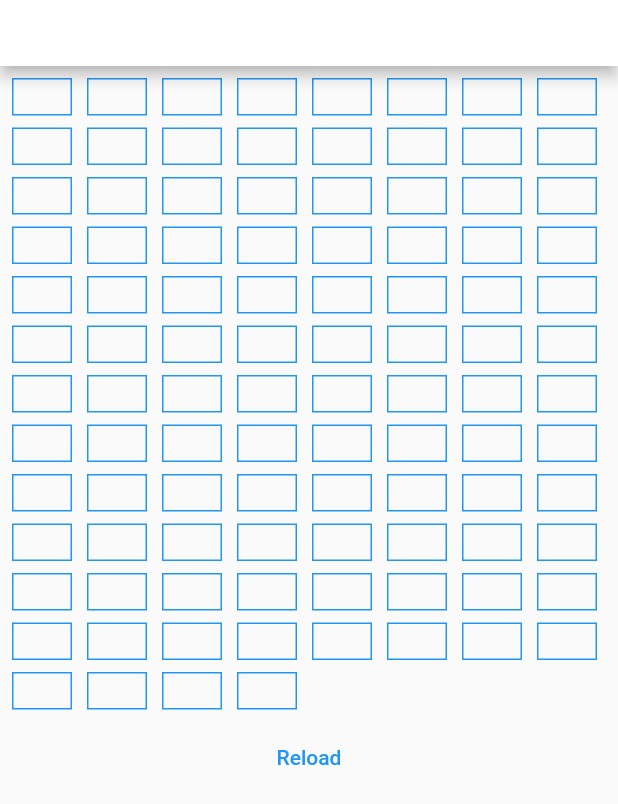
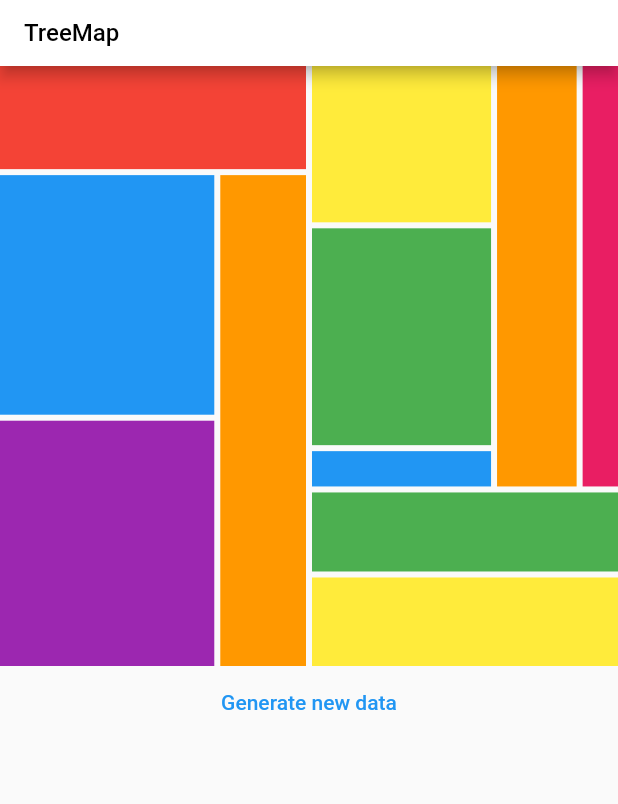
Before and after one commit to mangonob/flutter_demo, a Flutter app: the screen it shows after launch, on a phone screen of 412 x 824 dp. Shown: the top 804 px of the screen. Run offline on Flutter 3.47's test engine with Material 2 defaults, Android fonts, the phone set to English and light mode, and no system bars; our stand-ins replace charts_flutter, extended_nested_scroll_view, flutter_easyloading, flutter_svg, tuple; missing offline and left inert: random_color.

Commit message:
WIP: TreeMap

```diff
--- a/lib/main.dart
+++ b/lib/main.dart
@@ -1,7 +1,13 @@
+import 'dart:math';
+
 import 'package:flutter/material.dart';
 import 'package:flutter_demo/only_text.dart';
 import 'package:flutter_demo/routes/routes.dart';
-import 'package:flutter_demo/week_widget_demo/submodule/batch_animations.dart';
+import 'package:flutter_demo/tree_map/hnode.dart';
+import 'package:flutter_demo/tree_map/leaf_node.dart';
+import 'package:flutter_demo/tree_map/tree_map.dart';
+import 'package:flutter_demo/tree_map/vnode.dart';
+import 'package:flutter_demo/widgets/general_scaffold.dart';
 import 'package:flutter_easyloading/flutter_easyloading.dart';
 
 void main() {
@@ -13,8 +19,156 @@ void main() {
         Routes.third: (_) => OnlyText(text: "third"),
       },
       title: "My app",
-      home: BatchAnimations(),
+      home: TreeMapDemo(),
       builder: EasyLoading.init(),
     ),
   );
 }
+
+class TreeMapDemo extends StatefulWidget {
+  @override
+  State<TreeMapDemo> createState() => _TreeMapDemoState();
+}
+
+class _TreeMapDemoState extends State<TreeMapDemo> {
+  late List<num> _datas;
+
+  @override
+  void initState() {
+    // TODO: implement initState
+    super.initState();
+    _generateNewData();
+  }
+
+  _generateNewData() {
+    final random = Random();
+    _datas = List.generate(14, (index) => random.nextInt(40) + 5);
+  }
+
+  @override
+  Widget build(BuildContext context) {
+    var index = 0;
+
+    final nextValue = () {
+      final result = _datas[index];
+      index += 1;
+      return result;
+    };
+
+    return GeneralScaffold(
+      title: "TreeMap",
+      body: ListView(
+        children: [
+          Container(
+            height: 400,
+            child: TreeMap(
+              rootNode: VNode(
+                children: [
+                  HNode(
+                    children: [
+                      VNode(
+                        forceValue: 0.5,
+                        children: [
+                          LeafNode(
+                            value: nextValue(),
+                            child: Container(
+                              color: Colors.red,
+                            ),
+                          ),
+                          HNode(children: [
+                            VNode(
+                              children: [
+                                LeafNode(
+                                  value: nextValue(),
+                                  child: Container(
+                                    color: Colors.blue,
+                                  ),
+                                ),
+                                LeafNode(
+                                  value: nextValue(),
+                                  child: Container(
+                                    color: Colors.purple,
+                                  ),
+                                ),
+                              ],
+                            ),
+                            LeafNode(
+                              value: nextValue(),
+                              child: Container(
+                                color: Colors.orange,
+                              ),
+                            ),
+                          ]),
+                        ],
+                      ),
+                      VNode(
+                        forceValue: 0.5,
+                        children: [
+                          HNode(
+                            children: [
+                              VNode(
+                                children: [
+                                  LeafNode(
+                                    value: nextValue(),
+                                    child: Container(
+                                      color: Colors.yellow,
+                                    ),
+                                  ),
+                                  LeafNode(
+                                    value: nextValue(),
+                                    child: Container(
+                                      color: Colors.green,
+                                    ),
+                                  ),
+                                  LeafNode(
+                                    value: nextValue(),
+                                    child: Container(
+                                      color: Colors.blue,
+                                    ),
+                                  ),
+                                ],
+                              ),
+                              LeafNode(
+                                value: nextValue(),
+                                child: Container(
+                                  color: Colors.orange,
+                                ),
+                              ),
+                              LeafNode(
+                                value: nextValue(),
+                                child: Container(
+                                  color: Colors.pink,
+                                ),
+                              ),
+                            ],
+                          ),
+                          LeafNode(
+                            value: nextValue(),
+                            child: Container(
+                              color: Colors.green,
+                            ),
+                          ),
+                          LeafNode(
+                            value: nextValue(),
+                            child: Container(
+                              color: Colors.yellow,
+                            ),
+                          ),
+                        ],
+                      ),
+                    ],
+                  ),
+                ],
+              ),
+            ),
+          ),
+          TextButton(
+              onPressed: () {
+                setState(() => _generateNewData());
+              },
+              child: Text("Generate new data"))
+        ],
+      ),
+    );
+  }
+}
--- /dev/null
+++ b/lib/tree_map/hnode.dart
@@ -0,0 +1,54 @@
+import 'package:flutter/material.dart';
+import 'package:collection/collection.dart';
+
+import 'tree_map_config.dart';
+import 'node_frame.dart';
+import 'tree_node.dart';
+
+class HNode extends TreeNode {
+  HNode({
+    Key? key,
+    required List<TreeNode> children,
+    double? space,
+    num? forceValue,
+  }) : super(
+          key: key,
+          children: children,
+          space: space,
+          value: forceValue,
+        );
+
+  @override
+  Widget build(BuildContext context) {
+    final space = this.space ?? TreeMapConfig.of(context).space;
+    final nodes = children!.where((c) => c.treeValue != 0).toList();
+    final totalValue = nodes.map((e) => e.treeValue).sum;
+    final frame = NodeFrame.of(context).frame;
+
+    final List<Widget> childs = [];
+    double currentOffset = 0;
+    for (var i = 0; i < nodes.length; ++i) {
+      final node = nodes[i];
+      final width = (frame.width - space * (nodes.length - 1)) *
+          node.treeValue /
+          totalValue;
+
+      childs.add(
+        NodeFrame(
+          frame: Rect.fromLTWH(
+            frame.left + currentOffset,
+            frame.top,
+            width,
+            frame.height,
+          ),
+          child: node,
+        ),
+      );
+
+      currentOffset += width + space;
+    }
+    return Stack(
+      children: childs,
+    );
+  }
+}
--- /dev/null
+++ b/lib/tree_map/leaf_node.dart
@@ -0,0 +1,26 @@
+import 'package:flutter/widgets.dart';
+
+import 'node_frame.dart';
+import 'tree_map_config.dart';
+import 'tree_node.dart';
+
+class LeafNode extends TreeNode {
+  LeafNode({
+    Key? key,
+    required Widget child,
+    required num value,
+  }) : super(key: key, child: child, value: value);
+
+  @override
+  Widget build(BuildContext context) {
+    final duration = TreeMapConfig.of(context).duration;
+    final frame = NodeFrame.of(context).frame;
+    return AnimatedContainer(
+      duration: duration,
+      margin: EdgeInsets.only(top: frame.top, left: frame.left),
+      height: frame.height,
+      width: frame.width,
+      child: child!,
+    );
+  }
+}
--- /dev/null
+++ b/lib/tree_map/node_frame.dart
@@ -0,0 +1,19 @@
+import 'package:flutter/material.dart';
+
+class NodeFrame extends InheritedWidget {
+  final Rect frame;
+
+  NodeFrame({
+    Key? key,
+    required Widget child,
+    required this.frame,
+  }) : super(key: key, child: child);
+
+  @override
+  bool updateShouldNotify(NodeFrame oldWidget) {
+    return oldWidget.frame != frame;
+  }
+
+  static NodeFrame of(BuildContext context) =>
+      context.findAncestorWidgetOfExactType<NodeFrame>()!;
+}
--- /dev/null
+++ b/lib/tree_map/tree_map.dart
@@ -0,0 +1,35 @@
+import 'package:flutter/material.dart';
+
+import 'node_frame.dart';
+import 'tree_map_config.dart';
+import 'tree_node.dart';
+
+class TreeMap extends StatelessWidget {
+  final TreeNode rootNode;
+  final Duration duration;
+  final double space;
+
+  TreeMap({
+    Key? key,
+    required this.rootNode,
+    this.duration = const Duration(milliseconds: 250),
+    this.space = 4,
+  }) : super(key: key);
+
+  @override
+  Widget build(BuildContext context) {
+    return LayoutBuilder(builder: (ctx, constraints) {
+      assert(constraints.hasBoundedWidth);
+      assert(constraints.hasBoundedHeight);
+
+      return NodeFrame(
+        frame: Rect.fromLTWH(0, 0, constraints.maxWidth, constraints.maxHeight),
+        child: TreeMapConfig(
+          duration: duration,
+          space: space,
+          child: rootNode,
+        ),
+      );
+    });
+  }
+}
--- /dev/null
+++ b/lib/tree_map/tree_map_config.dart
@@ -0,0 +1,21 @@
+import 'package:flutter/material.dart';
+
+class TreeMapConfig extends InheritedWidget {
+  final Duration duration;
+  final double space;
+
+  TreeMapConfig({
+    Key? key,
+    required Widget child,
+    required this.duration,
+    required this.space,
+  }) : super(key: key, child: child);
+
+  @override
+  bool updateShouldNotify(TreeMapConfig oldWidget) {
+    return oldWidget.duration != duration || oldWidget.space != space;
+  }
+
+  static TreeMapConfig of(BuildContext context) =>
+      context.findAncestorWidgetOfExactType<TreeMapConfig>()!;
+}
--- /dev/null
+++ b/lib/tree_map/tree_node.dart
@@ -0,0 +1,26 @@
+import 'package:flutter/material.dart';
+import 'package:collection/collection.dart';
+
+abstract class TreeNode extends StatelessWidget {
+  final List<TreeNode>? children;
+  final Widget? child;
+  final num? value;
+  final double? space;
+
+  num get treeValue {
+    if (children != null && children!.isEmpty) {
+      return 0;
+    } else {
+      return value ?? children!.map((e) => e.treeValue).sum;
+    }
+  }
+
+  TreeNode({
+    Key? key,
+    this.children,
+    this.child,
+    this.value,
+    this.space,
+  })  : assert((value != null && child != null) || children != null),
+        super(key: key);
+}
--- /dev/null
+++ b/lib/tree_map/utils.dart
@@ -0,0 +1,13 @@
+extension TreeMapIterableExtension on Iterable {
+  /// 向数组中间隔插入元素
+  Iterable<T> intersperse<T>(T element) {
+    if (length <= 1) {
+      return this as Iterable<T>;
+    } else {
+      return [
+        ...[this.first, element],
+        ...this.skip(1).toList().intersperse(element)
+      ];
+    }
+  }
+}
--- /dev/null
+++ b/lib/tree_map/vnode.dart
@@ -0,0 +1,54 @@
+import 'package:flutter/material.dart';
+
+import 'node_frame.dart';
+import 'tree_map_config.dart';
+import 'tree_node.dart';
+import 'package:collection/collection.dart';
+
+class VNode extends TreeNode {
+  VNode({
+    Key? key,
+    required List<TreeNode> children,
+    double? space,
+    num? forceValue,
+  }) : super(
+          key: key,
+          children: children,
+          space: space,
+          value: forceValue,
+        );
+
+  @override
+  Widget build(BuildContext context) {
+    final space = this.space ?? TreeMapConfig.of(context).space;
+    final nodes = children!.where((c) => c.treeValue != 0).toList();
+    final totalValue = nodes.map((e) => e.treeValue).sum;
+    final frame = NodeFrame.of(context).frame;
+
+    final List<Widget> childs = [];
+    double currentOffset = 0;
+    for (var i = 0; i < nodes.length; ++i) {
+      final node = nodes[i];
+      final height = (frame.height - space * (nodes.length - 1)) *
+          node.treeValue /
+          totalValue;
+
+      childs.add(
+        NodeFrame(
+          frame: Rect.fromLTWH(
+            frame.left,
+            frame.top + currentOffset,
+            frame.width,
+            height,
+          ),
+          child: node,
+        ),
+      );
+
+      currentOffset += height + space;
+    }
+    return Stack(
+      children: childs,
+    );
+  }
+}
```
Also changed, not shown: pubspec.lock, 5 other files.
